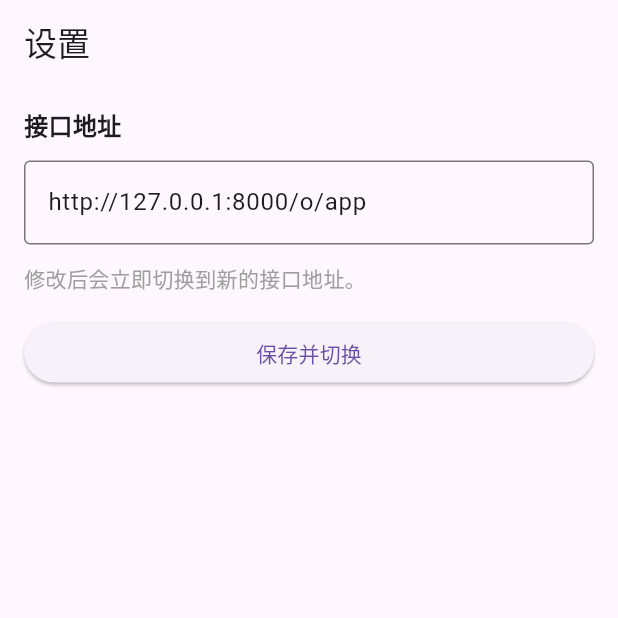
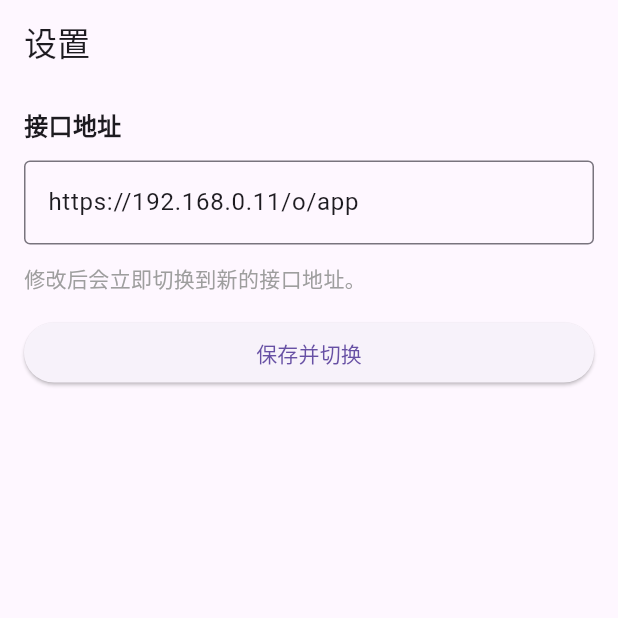
Before and after one commit to hongzhe12/todo_app, a Flutter app: the screen it shows after launch, item 2 of the bottom bar chosen, on a phone screen of 412 x 824 dp, the top half of it. Run offline on Flutter 3.47's test engine with Material 3 defaults, Android fonts, the light colour scheme and no system bars; network calls fail.

Commit message:
feat(api): 更新 ApiClient 以支持自定义 HTTP 客户端并优化网络请求处理 feat(http): 添加平台特定的 HTTP 客户端实现以支持不同环境

```diff
--- a/lib/main.dart
+++ b/lib/main.dart
@@ -29,7 +29,7 @@ class AppShell extends StatefulWidget {
 
 class _AppShellState extends State<AppShell> {
   int _selectedIndex = 0;
-  String _baseUrl = 'http://127.0.0.1:8000/o/app';
+  String _baseUrl = 'https://192.168.0.11/o/app';
 
   void _updateBaseUrl(String value) {
     final normalized = value.trim();
@@ -270,6 +270,7 @@ class _TodoPageState extends State<TodoPage> {
 
   @override
   void dispose() {
+    _apiClient.dispose();
     _controller.dispose();
     super.dispose();
   }
@@ -505,7 +506,7 @@ class _SettingsPageState extends State<SettingsPage> {
               controller: _controller,
               decoration: const InputDecoration(
                 border: OutlineInputBorder(),
-                hintText: 'http://127.0.0.1:8000/o/app',
+                hintText: 'https://192.168.0.11/o/app',
               ),
               keyboardType: TextInputType.url,
             ),
--- /dev/null
+++ b/lib/utils/app_http_client.dart
@@ -0,0 +1,6 @@
+import 'package:http/http.dart' as http;
+
+import 'app_http_client_stub.dart'
+    if (dart.library.io) 'app_http_client_io.dart';
+
+http.Client createAppHttpClient() => createPlatformHttpClient();
--- /dev/null
+++ b/lib/utils/app_http_client_stub.dart
@@ -0,0 +1,3 @@
+import 'package:http/http.dart' as http;
+
+http.Client createPlatformHttpClient() => http.Client();
```
Also changed, not shown: lib/utils/api_client.dart (+13 -9 lines), lib/utils/app_http_client_io.dart (added, +17 -0 lines).
